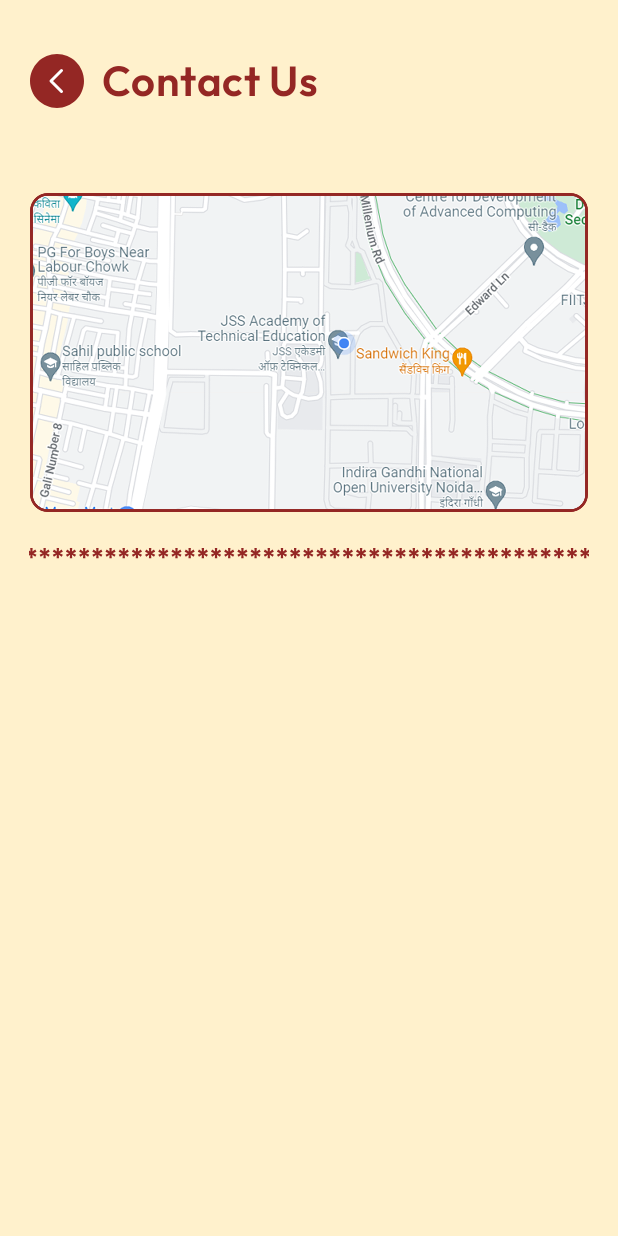
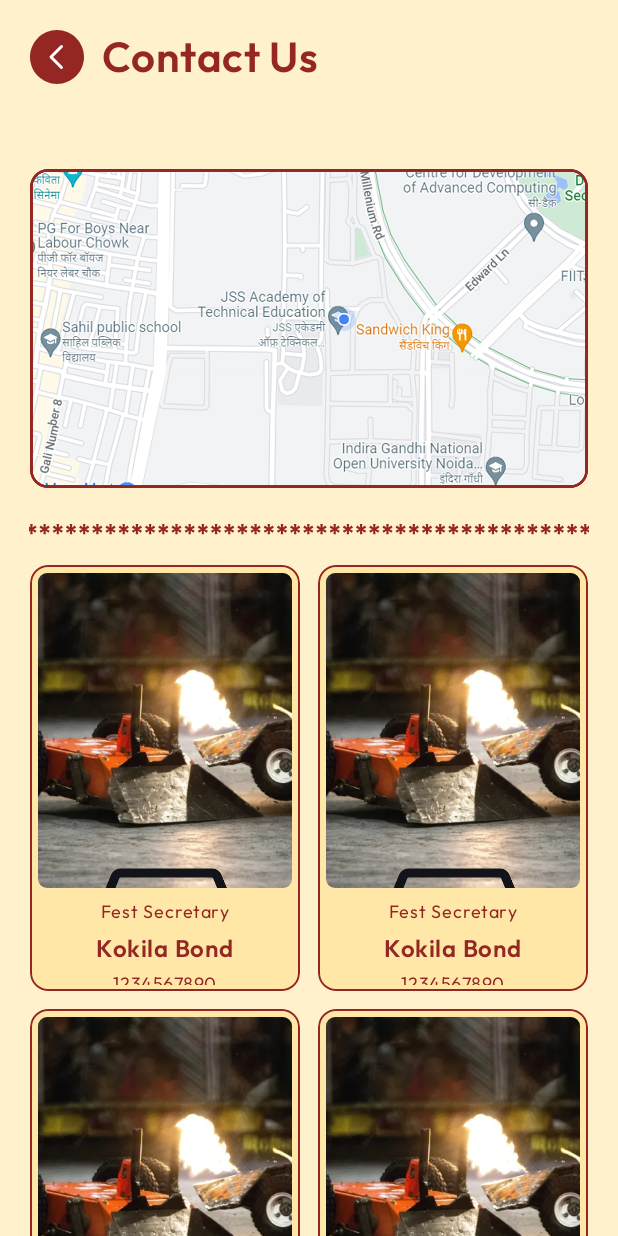
Before and after one commit to Adya-04/Zealicon2k26, an Android app built with Jetpack Compose: the contact screen opened through its navigation route, on a phone screen of 412 x 824 dp. Run offline under Robolectric (Android 15) with nearby library versions, the phone set to English and light mode, and no system bars.

Commit message:
Menu & Contact Us

```diff
--- a/app/src/main/java/com/gdg/zealicon2k25/presentation/ui/ContactUsScreen.kt
+++ b/app/src/main/java/com/gdg/zealicon2k25/presentation/ui/ContactUsScreen.kt
@@ -1,16 +1,23 @@
 package com.gdg.zealicon2k25.presentation.ui
 
+import android.content.Intent
+import android.net.Uri
+import androidx.compose.ui.platform.LocalContext
 import androidx.compose.foundation.Image
 import androidx.compose.foundation.background
 import androidx.compose.foundation.clickable
 import androidx.compose.foundation.interaction.MutableInteractionSource
+import androidx.compose.foundation.layout.Arrangement
 import androidx.compose.foundation.layout.Box
 import androidx.compose.foundation.layout.Column
 import androidx.compose.foundation.layout.Row
+import androidx.compose.foundation.layout.Spacer
 import androidx.compose.foundation.layout.fillMaxSize
 import androidx.compose.foundation.layout.fillMaxWidth
 import androidx.compose.foundation.layout.height
 import androidx.compose.foundation.layout.padding
+import androidx.compose.foundation.lazy.grid.GridCells
+import androidx.compose.foundation.lazy.grid.LazyVerticalGrid
 import androidx.compose.foundation.rememberScrollState
 import androidx.compose.foundation.verticalScroll
 import androidx.compose.material.ripple.rememberRipple
@@ -19,13 +26,17 @@ import androidx.compose.runtime.Composable
 import androidx.compose.runtime.remember
 import androidx.compose.ui.Modifier
 import androidx.compose.ui.layout.ContentScale
+import androidx.compose.ui.platform.LocalConfiguration
 import androidx.compose.ui.res.painterResource
 import androidx.compose.ui.semantics.Role
 import androidx.compose.ui.text.font.FontWeight
 import androidx.compose.ui.tooling.preview.Preview
+import androidx.compose.ui.unit.Constraints.Companion.fixedHeight
 import androidx.compose.ui.unit.dp
 import androidx.compose.ui.unit.sp
 import com.gdg.zealicon2k25.R
+import com.gdg.zealicon2k25.presentation.ui.components.EventGridItem
+import com.gdg.zealicon2k25.presentation.ui.components.TeamMemberCard
 import com.gdg.zealicon2k25.presentation.ui.theme.BackgroundColor
 import com.gdg.zealicon2k25.presentation.ui.theme.ButtonRippleColor
 import com.gdg.zealicon2k25.presentation.ui.theme.HeadingTextColor
@@ -37,10 +48,11 @@ import com.gdg.zealicon2k25.presentation.ui.theme.Outfit
 fun ContactUsScreen(
     backOnClick: () -> Unit = {}
 ){
+    val context = LocalContext.current
+    val height=LocalConfiguration.current.screenHeightDp
     Box(
         modifier = Modifier.fillMaxSize()
             .background(BackgroundColor)
-            .padding(top = 16.dp)
     ){
         Column(modifier = Modifier.verticalScroll(rememberScrollState())){
             Row(modifier = Modifier.fillMaxWidth()){
@@ -74,7 +86,12 @@ fun ContactUsScreen(
                 painter = painterResource(R.drawable.map),
                 contentDescription = "map",
                 modifier = Modifier.padding(top = 32.dp , end = 20.dp , start = 20.dp)
-                    .height(221.dp)
+                    .height(221.dp).clickable {
+                        val url =
+                            "https://www.google.com/maps/place/JSS+College/@28.6133052,77.3587192,17.67z/data=!4m6!3m5!1s0x390ce56a04d5c921:0x80d0b2139369bc42!8m2!3d28.6133087!4d77.3606258!16s%2Fg%2F11dzt18qmv?entry=ttu&g_ep=EgoyMDI1MDUwMy4wIKXMDSoASAFQAw%3D%3D"
+                        val intent = Intent(Intent.ACTION_VIEW, Uri.parse(url))
+                        context.startActivity(intent)
+                    }
             )
             Image(
                 painter = painterResource(R.drawable.star),
@@ -82,6 +99,19 @@ fun ContactUsScreen(
                 contentDescription = "star",
                 modifier = Modifier.padding(top = 20.dp , end = 19.dp , start = 19.dp)
             )
+            Spacer(modifier = Modifier.height(20.dp))
+            LazyVerticalGrid(
+                columns = GridCells.Fixed(2),
+                verticalArrangement = Arrangement.spacedBy(12.dp),
+                horizontalArrangement = Arrangement.spacedBy(12.dp),
+                modifier = Modifier
+                    .padding(horizontal = 20.dp)
+                    .height(height.dp)
+            ) {
+                items(4) {
+                    TeamMemberCard()
+                }
+            }
         }
     }
 }
--- a/app/src/main/java/com/gdg/zealicon2k25/presentation/ui/SplashScreen.kt
+++ b/app/src/main/java/com/gdg/zealicon2k25/presentation/ui/SplashScreen.kt
@@ -30,7 +30,4 @@ fun SplashScreen(){
                 .align(Alignment.Center)
         )
     }
-    LaunchedEffect(key1 = true) {
-        delay(2000)
-    }
 }
--- /dev/null
+++ b/app/src/main/java/com/gdg/zealicon2k25/presentation/ui/components/TeamMemberCard.kt
@@ -0,0 +1,104 @@
+package com.gdg.zealicon2k25.presentation.ui.components
+
+import android.R.attr.onClick
+import android.R.attr.text
+import androidx.compose.foundation.Image
+import androidx.compose.foundation.background
+import androidx.compose.foundation.border
+import androidx.compose.foundation.clickable
+import androidx.compose.foundation.interaction.MutableInteractionSource
+import androidx.compose.foundation.layout.Arrangement
+import androidx.compose.foundation.layout.Box
+import androidx.compose.foundation.layout.Column
+import androidx.compose.foundation.layout.Row
+import androidx.compose.foundation.layout.fillMaxWidth
+import androidx.compose.foundation.layout.height
+import androidx.compose.foundation.layout.padding
+import androidx.compose.foundation.shape.RoundedCornerShape
+import androidx.compose.material.ripple.rememberRipple
+import androidx.compose.material3.Text
+import androidx.compose.runtime.Composable
+import androidx.compose.runtime.remember
+import androidx.compose.ui.Alignment
+import androidx.compose.ui.Modifier
+import androidx.compose.ui.draw.clip
+import androidx.compose.ui.draw.rotate
+import androidx.compose.ui.layout.ContentScale
+import androidx.compose.ui.layout.ModifierInfo
+import androidx.compose.ui.res.painterResource
+import androidx.compose.ui.semantics.Role
+import androidx.compose.ui.text.font.FontWeight
+import androidx.compose.ui.tooling.preview.Preview
+import androidx.compose.ui.unit.dp
+import androidx.compose.ui.unit.sp
+import com.gdg.zealicon2k25.R
+import com.gdg.zealicon2k25.presentation.ui.theme.ButtonRippleColor
+import com.gdg.zealicon2k25.presentation.ui.theme.HeadingTextColor
+import com.gdg.zealicon2k25.presentation.ui.theme.MerchCardBackgroundColor
+import com.gdg.zealicon2k25.presentation.ui.theme.Outfit
+
+@Composable
+@Preview
+fun TeamMemberCard(){
+    Box(
+        modifier = Modifier
+            .height(284.dp)
+            .clickable(
+                enabled = true,
+                indication = rememberRipple(
+                    bounded = true,
+                    color = ButtonRippleColor
+                ),
+                interactionSource = remember { MutableInteractionSource() },
+                role = Role.Button
+
+            ) {
+
+            }
+            .clip(RoundedCornerShape(12.dp))
+            .background(color = MerchCardBackgroundColor)
+            .border(width = 1.dp, color = HeadingTextColor, shape = RoundedCornerShape(12.dp))
+            .fillMaxWidth()
+    ) {
+        Column {
+            Image(
+                modifier = Modifier
+                    .fillMaxWidth()
+                    .padding(5.dp, 5.dp, 5.dp)
+                    .height(210.dp)
+                    .clip(RoundedCornerShape(6.dp)),
+                painter = painterResource(R.drawable.default_placeholder),
+                contentDescription = "Event Image",
+                contentScale = ContentScale.Crop
+            )
+            Column(
+                horizontalAlignment = Alignment.CenterHorizontally,
+                modifier = Modifier.align(Alignment.CenterHorizontally)
+            ) {
+                Text(
+                    text = "Fest Secretary",
+                    fontSize = 12.sp,
+                    fontFamily = Outfit,
+                    fontWeight = FontWeight.Normal,
+                    color = HeadingTextColor,
+                    modifier = Modifier.padding(top=4.dp)
+                )
+                Text(
+                    text = "Kokila Bond",
+                    fontSize = 16.sp,
+                    fontFamily = Outfit,
+                    fontWeight = FontWeight.SemiBold,
+                    color = HeadingTextColor,
+                )
+                Text(
+                    text = "1234567890",
+                    fontSize = 12.sp,
+                    fontFamily = Outfit,
+                    fontWeight = FontWeight.Normal,
+                    color = HeadingTextColor,
+                    modifier = Modifier.padding( bottom = 4.dp)
+                )
+            }
+        }
+    }
+}
```
Also changed, not shown: app/build.gradle.kts (+10 -0 lines), app/src/main/java/com/gdg/zealicon2k25/data/remote/EventsApi.kt (+6 -3 lines), app/src/main/java/com/gdg/zealicon2k25/domain/repository/EventsRepository.kt (+30 -28 lines), app/src/main/java/com/gdg/zealicon2k25/presentation/ui/HomeScreen.kt (+8 -2 lines), app/src/main/java/com/gdg/zealicon2k25/utils/Constants.kt (+5 -2 lines).
